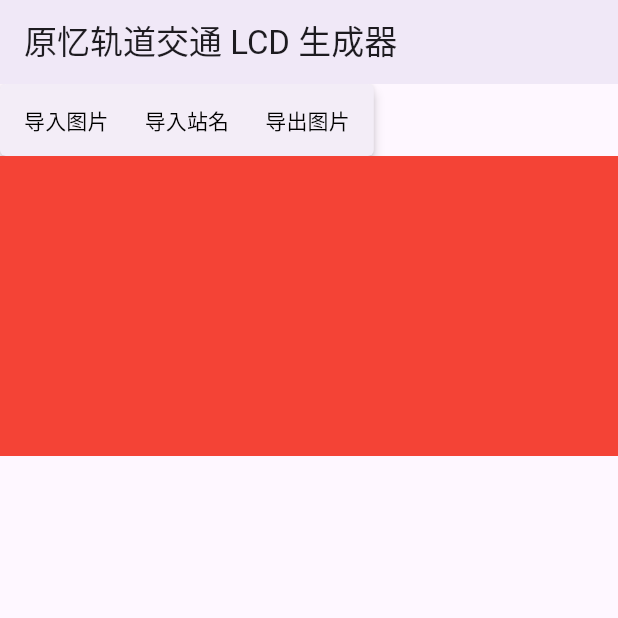
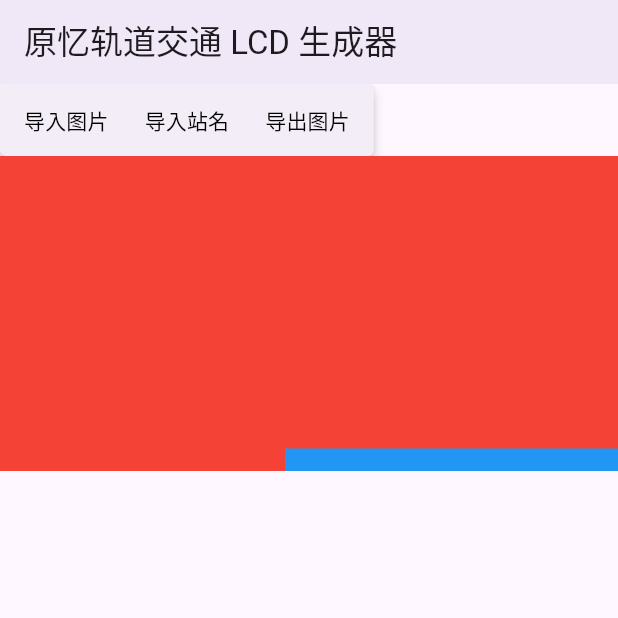
Before and after one commit to coldshineb/GennokiokuImageMaker, a Flutter app: the screen it shows after launch, after a tap on "导入站名", on a phone screen of 412 x 824 dp, the top half of it. Run offline on Flutter 3.47's test engine with Material 3 defaults, Android fonts, the phone set to English and light mode, and no system bars; our stand-ins replace file_picker; Roboto replaces fonts that are missing (GennokiokuLCDFont).

Commit message:
实现了线路显示

```diff
--- a/lib/main.dart
+++ b/lib/main.dart
@@ -1,15 +1,11 @@
 import 'dart:convert';
 import 'dart:io';
-import 'dart:typed_data';
 import 'dart:ui' as ui;
 import 'package:file_picker/file_picker.dart';
-import 'package:flutter/cupertino.dart';
 import 'package:flutter/material.dart';
 import 'package:flutter/rendering.dart';
 import 'package:flutter/services.dart';
-import 'package:flutter/widgets.dart';
 import 'package:main/station.dart';
-import 'dart:math';
 
 void main() {
   runApp(GennokiokuMetroLCDMaker());
@@ -31,11 +27,12 @@ class HomePage extends StatefulWidget {
 }
 
 class HomePageState extends State<HomePage> {
-  GlobalKey _globalKey = GlobalKey();
+  final GlobalKey _globalKey = GlobalKey();
   File? _imageFile;
   List<Station> stations = [];
   String jsonFileName = "";
-
+  late Color lineColor;
+  late Color lineVariantColor;
   void _pickImage() async {
     FilePickerResult? pickedFile = await FilePicker.platform.pickFiles(
       type: FileType.custom,
@@ -51,6 +48,7 @@ class HomePageState extends State<HomePage> {
 
   void _importStationName() async {
     stations = [];
+    List<dynamic> jsonList = [];
     // 用户选择 JSON 文件
     FilePickerResult? result = await FilePicker.platform.pickFiles(
       type: FileType.custom,
@@ -63,9 +61,12 @@ class HomePageState extends State<HomePage> {
         // 读取 JSON 文件内容
         String jsonString = await file.readAsString();
         // 解析 JSON 数据
-        List<dynamic> jsonList = json.decode(jsonString);
+        jsonList = json.decode(jsonString);
         // 遍历 JSON 数据，提取站点信息
-
+      } catch (e) {
+        print('读取文件失败: $e');
+      }
+      if (jsonList.length >= 2) {
         for (var item in jsonList) {
           Station station = Station(
             stationNameCN: item['stationNameCN'],
@@ -73,10 +74,28 @@ class HomePageState extends State<HomePage> {
           );
           stations.add(station);
         }
-      } catch (e) {
-        print('读取文件失败: $e');
+        setState(() {});
+      } else {
+        showDialog(
+            context: context,
+            builder: (BuildContext context) {
+              return AlertDialog(
+                title: const Text("错误",
+                    style: TextStyle(fontFamily: "GennokiokuLCDFont")),
+                content: const Text("站点数量不能小于 2",
+                    style: TextStyle(fontFamily: "GennokiokuLCDFont")),
+                actions: [
+                  TextButton(
+                    onPressed: () {
+                      Navigator.of(context).pop();
+                    },
+                    child: const Text("好",
+                        style: TextStyle(fontFamily: "GennokiokuLCDFont")),
+                  )
+                ],
+              );
+            });
       }
-      setState(() {});
     }
   }
 
@@ -106,13 +125,13 @@ class HomePageState extends State<HomePage> {
                 title: const Text('图片已导出',
                     style: TextStyle(fontFamily: "GennokiokuLCDFont")),
                 content: Text('图片已成功保存至: $path',
-                    style: TextStyle(fontFamily: "GennokiokuLCDFont")),
+                    style: const TextStyle(fontFamily: "GennokiokuLCDFont")),
                 actions: <Widget>[
                   TextButton(
                     onPressed: () {
                       Navigator.of(context).pop();
                     },
-                    child: const Text('确定'),
+                    child: const Text('好'),
                   ),
                 ],
               );
@@ -169,7 +188,9 @@ class HomePageState extends State<HomePage> {
               ]),
             ],
           ),
-          Container(
+          RepaintBoundary(
+              key: _globalKey,
+              child: Container(
                 color: Colors.red,
                 child: Stack(
                   children: [
@@ -177,58 +198,45 @@ class HomePageState extends State<HomePage> {
                         ? Image.file(_imageFile!, fit: BoxFit.fitWidth)
                         : const SizedBox(),
                     Container(
-                  padding: EdgeInsets.fromLTRB(190, 165, 0, 0),
+                      padding: const EdgeInsets.fromLTRB(190, 165, 0, 0),
                       child: showStationName(stations),
                     ),
                     Container(
-                  padding: EdgeInsets.fromLTRB(190, 200, 0, 0),
-                  child: showStationIcon(stations),
-                )
+                      padding: const EdgeInsets.fromLTRB(190, 195, 0, 0),
+                      child: showRouteLine(Colors.blue),
+                    ),
+                    Container(
+                      padding: const EdgeInsets.fromLTRB(190, 202.5, 0, 0),
+                      child: showRouteIcon(stations),
+                    ),
                   ],
                 ),
-          )
+              ))
         ],
       ),
     );
   }
 
-  Stack showStationIcon(List<Station> station) {
+  Container showRouteLine(Color color) {
+    return Container(
+      width: 1400,
+      height: 15,
+      color: color,
+    );
+  }
+
+  Stack showRouteIcon(List<Station> station) {
     List<Container> tempList = [];
-    double count = 0;
     for (int i = 0; i < station.length; i++) {
-      // tempList.add(Container(
-      //   padding: EdgeInsets.fromLTRB((1400 / (station.length - 1)) * count, 0, 0, 0),
-      //   child: ClipOval(
-      //       child: Container(
-      //     width: 30.0, // 圆的直径
-      //     height: 30.0, // 圆的直径
-      //     decoration: BoxDecoration(
-      //       shape: BoxShape.circle, // 指定为圆形
-      //       color: Colors.blue, // 设置圆的背景颜色
-      //     ),
-      //   )),
-      // ));
-      // tempList.add(Container(
-      //   padding: EdgeInsets.fromLTRB(4+(1400 / (station.length - 1)) * count, 4, 0, 0),
-      //   child: ClipOval(
-      //       child: Container(
-      //         width: 22.0, // 圆的直径
-      //         height: 22.0, // 圆的直径
-      //         decoration: BoxDecoration(
-      //           shape: BoxShape.circle, // 指定为圆形
-      //           color: Colors.blue[200], // 设置圆的背景颜色
-      //         ),
-      //       )),
-      // ));
       tempList.add(Container(
           padding: EdgeInsets.fromLTRB(
-              10+(1400 / (station.length - 1)) * count, 0, 0, 0),
+              10 + (1400 / (station.length - 1)) * i, 0, 0, 0),
           child: CustomPaint(
-            painter: ConcentricCirclesPainter(
-                outerColor: Colors.blue, middleColor: Colors.blue[200]),
+            painter: StationIconPainter(
+                lineColor: Colors.blue, lineVariantColor: Colors.blue[200]),
           )));
-      count++;
     }
+
     return Stack(
       children: tempList,
     );
@@ -277,34 +285,31 @@ class HomePageState extends State<HomePage> {
   }
 }
 
-class ConcentricCirclesPainter extends CustomPainter {
-  final Color? outerColor;
-  final Color? middleColor;
+class StationIconPainter extends CustomPainter {
+  final Color? lineColor; //线路主颜色
+  final Color? lineVariantColor; //线路主颜色变体
 
-  ConcentricCirclesPainter({required this.outerColor, required this.middleColor});
+  StationIconPainter({required this.lineColor, required this.lineVariantColor});
 
   @override
   void paint(Canvas canvas, Size size) {
-    final Paint outerPaint = Paint()
-      ..color = outerColor!
+    final Paint linePaint = Paint()
+      ..color = lineColor!
       ..style = PaintingStyle.fill;
 
-    final Paint middlePaint = Paint()
-      ..color = middleColor!
-      ..style = PaintingStyle.fill;
-
-    final Paint innerPaint = Paint()
-      ..color = outerColor!
+    final Paint lineVariantsPaint = Paint()
+      ..color = lineVariantColor!
       ..style = PaintingStyle.fill;
 
     // 外圈圆
-    canvas.drawCircle(Offset(size.width / 2, size.height / 2), 17, outerPaint);
+    canvas.drawCircle(Offset(size.width / 2, size.height / 2), 17, linePaint);
 
     // 中圈圆
-    canvas.drawCircle(Offset(size.width / 2, size.height / 2), 12, middlePaint);
+    canvas.drawCircle(
+        Offset(size.width / 2, size.height / 2), 12, lineVariantsPaint);
 
     // 内圈圆
-    canvas.drawCircle(Offset(size.width / 2, size.height / 2), 8.5, innerPaint);
+    canvas.drawCircle(Offset(size.width / 2, size.height / 2), 8.5, linePaint);
   }
 
   @override
```
Lines whose indentation alone changed are shown as unchanged.
